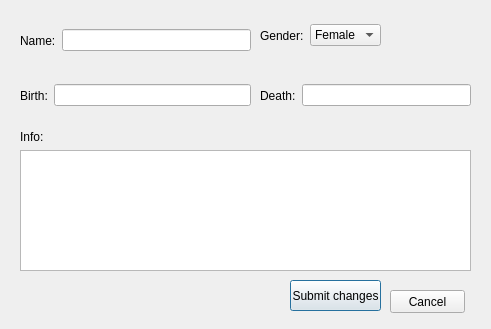
First picture: the form in UI/edit.ui, repository valdimarHR/hisCompRepo, before the edit.
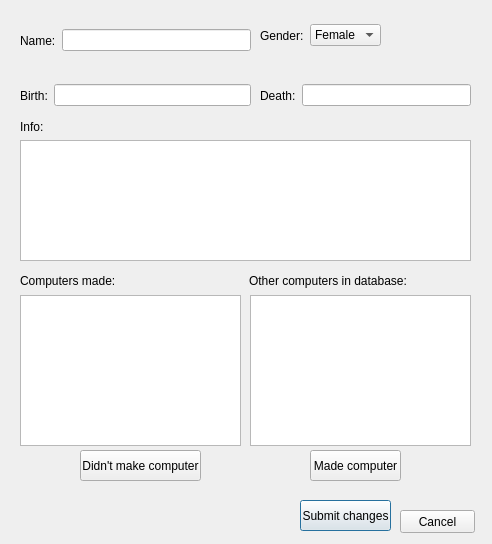
Second picture: the form after the edit.

Commit message: bætti við smá í edit

```diff
--- a/UI/edit.ui
+++ b/UI/edit.ui
@@ -6,8 +6,8 @@
    <rect>
     <x>0</x>
     <y>0</y>
-    <width>491</width>
-    <height>329</height>
+    <width>492</width>
+    <height>544</height>
    </rect>
   </property>
   <property name="windowTitle">
@@ -129,7 +129,7 @@
    <property name="geometry">
     <rect>
      <x>20</x>
-     <y>150</y>
+     <y>140</y>
      <width>451</width>
      <height>121</height>
     </rect>
@@ -139,7 +139,7 @@
    <property name="geometry">
     <rect>
      <x>20</x>
-     <y>130</y>
+     <y>120</y>
      <width>47</width>
      <height>13</height>
     </rect>
@@ -151,8 +151,8 @@
   <widget class="QPushButton" name="pushButtonSubmit">
    <property name="geometry">
     <rect>
-     <x>290</x>
-     <y>280</y>
+     <x>300</x>
+     <y>500</y>
      <width>91</width>
      <height>31</height>
     </rect>
@@ -164,8 +164,8 @@
   <widget class="QPushButton" name="ButtonCancel">
    <property name="geometry">
     <rect>
-     <x>390</x>
-     <y>290</y>
+     <x>400</x>
+     <y>510</y>
      <width>75</width>
      <height>23</height>
     </rect>
@@ -187,6 +187,78 @@
     <string/>
    </property>
   </widget>
+  <widget class="QListWidget" name="listPeopleCreations">
+   <property name="geometry">
+    <rect>
+     <x>20</x>
+     <y>295</y>
+     <width>221</width>
+     <height>151</height>
+    </rect>
+   </property>
+  </widget>
+  <widget class="QListWidget" name="listPeopleRestOfComputers">
+   <property name="geometry">
+    <rect>
+     <x>250</x>
+     <y>295</y>
+     <width>221</width>
+     <height>151</height>
+    </rect>
+   </property>
+  </widget>
+  <widget class="QWidget" name="horizontalLayoutWidget_5">
+   <property name="geometry">
+    <rect>
+     <x>20</x>
+     <y>270</y>
+     <width>451</width>
+     <height>21</height>
+    </rect>
+   </property>
+   <layout class="QHBoxLayout" name="horizontalLayout">
+    <item>
+     <widget class="QLabel" name="label_2">
+      <property name="text">
+       <string>Computers made:</string>
+      </property>
+     </widget>
+    </item>
+    <item>
+     <widget class="QLabel" name="label">
+      <property name="text">
+       <string>Other computers in database:</string>
+      </property>
+     </widget>
+    </item>
+   </layout>
+  </widget>
+  <widget class="QPushButton" name="ButtonDeleteConnection">
+   <property name="geometry">
+    <rect>
+     <x>80</x>
+     <y>450</y>
+     <width>121</width>
+     <height>31</height>
+    </rect>
+   </property>
+   <property name="text">
+    <string>Didn't make computer</string>
+   </property>
+  </widget>
+  <widget class="QPushButton" name="ButtonAddConnection">
+   <property name="geometry">
+    <rect>
+     <x>310</x>
+     <y>450</y>
+     <width>91</width>
+     <height>31</height>
+    </rect>
+   </property>
+   <property name="text">
+    <string>Made computer</string>
+   </property>
+  </widget>
  </widget>
  <resources/>
  <connections/>
```
The commit also changes 2 other files.
